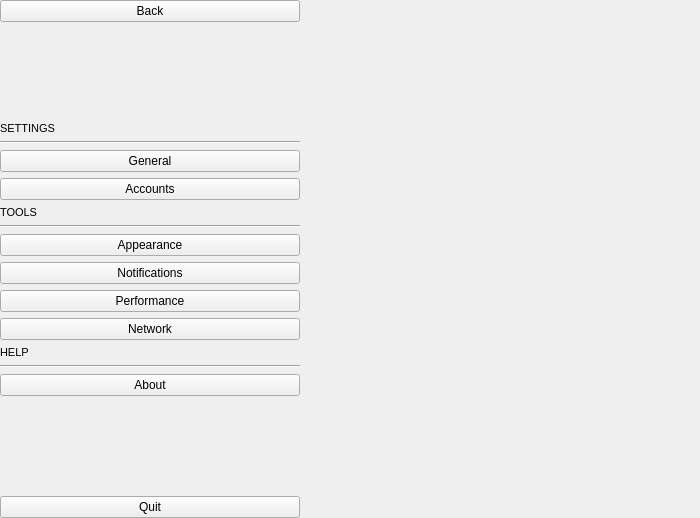
rafatosta/zapzap, file zapzap/ui/ui_settings.ui: the form before one commit.
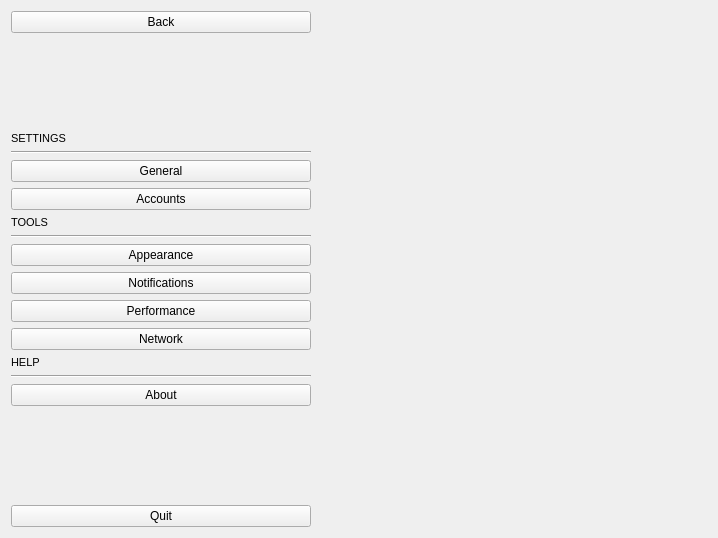
The form after the commit.

Commit message: fix: A small window squishes the settings screen #348

The edit to the form file:
```diff
--- a/zapzap/ui/ui_settings.ui
+++ b/zapzap/ui/ui_settings.ui
@@ -6,8 +6,8 @@
    <rect>
     <x>0</x>
     <y>0</y>
-    <width>700</width>
-    <height>518</height>
+    <width>718</width>
+    <height>538</height>
    </rect>
   </property>
   <property name="windowTitle">
@@ -16,6 +16,24 @@
   <property name="styleSheet">
    <string notr="true"/>
   </property>
+  <layout class="QHBoxLayout" name="horizontalLayout_2">
+   <item>
+    <widget class="QScrollArea" name="scrollArea">
+     <property name="frameShape">
+      <enum>QFrame::Shape::NoFrame</enum>
+     </property>
+     <property name="widgetResizable">
+      <bool>true</bool>
+     </property>
+     <widget class="QWidget" name="scrollAreaWidgetContents">
+      <property name="geometry">
+       <rect>
+        <x>0</x>
+        <y>0</y>
+        <width>700</width>
+        <height>520</height>
+       </rect>
+      </property>
   <layout class="QHBoxLayout" name="horizontalLayout">
    <property name="spacing">
     <number>0</number>
@@ -246,6 +264,10 @@
    </item>
    <item>
     <widget class="QStackedWidget" name="pages"/>
+       </item>
+      </layout>
+     </widget>
+    </widget>
    </item>
   </layout>
  </widget>
```
Left out of the diff: 3 changed lines with no effect on the pictures. Lines whose indentation alone changed are shown as unchanged.
